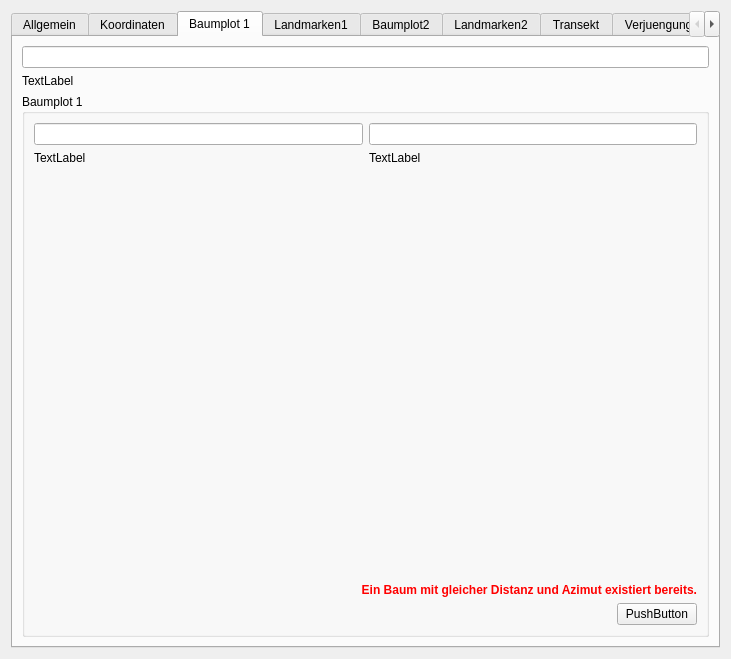
b-lack/qgis-fim-plugin, file fim/gui/form/vwm.ui: the form before one commit.
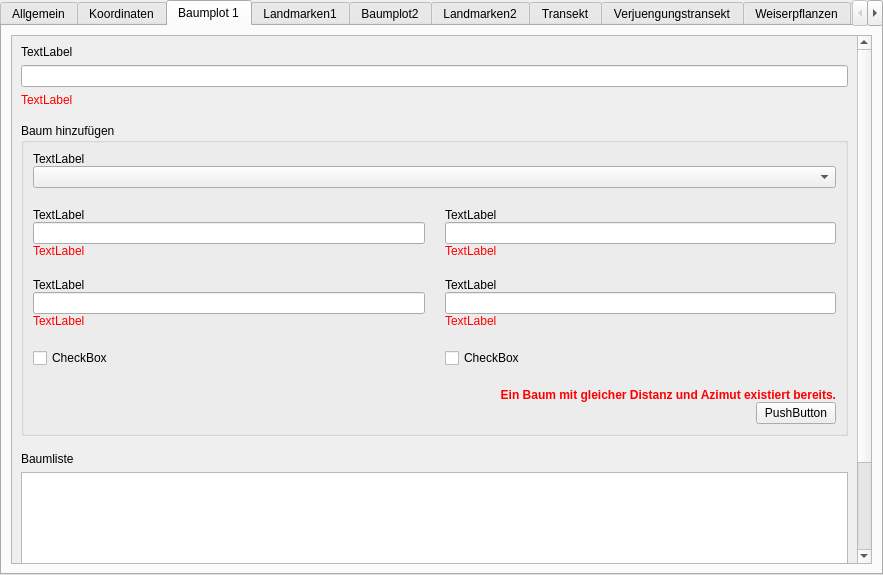
The form after the commit. The open tabs and pages were chosen to show the change. Custom widgets are drawn as their Qt base class.

```diff
--- a/fim/gui/form/vwm.ui
+++ b/fim/gui/form/vwm.ui
@@ -6,16 +6,37 @@
    <rect>
     <x>0</x>
     <y>0</y>
-    <width>731</width>
-    <height>659</height>
+    <width>883</width>
+    <height>575</height>
    </rect>
   </property>
   <property name="windowTitle">
    <string>Form</string>
   </property>
   <layout class="QGridLayout" name="gridLayout">
+   <property name="leftMargin">
+    <number>0</number>
+   </property>
+   <property name="topMargin">
+    <number>0</number>
+   </property>
+   <property name="rightMargin">
+    <number>0</number>
+   </property>
+   <property name="bottomMargin">
+    <number>0</number>
+   </property>
+   <property name="spacing">
+    <number>0</number>
+   </property>
    <item row="0" column="0">
-    <widget class="QTabWidget" name="Baumplot1">
+    <widget class="QTabWidget" name="vwmTabs">
+     <property name="sizePolicy">
+      <sizepolicy hsizetype="MinimumExpanding" vsizetype="Expanding">
+       <horstretch>0</horstretch>
+       <verstretch>0</verstretch>
+      </sizepolicy>
+     </property>
      <property name="currentIndex">
       <number>8</number>
      </property>
@@ -109,16 +130,13 @@
          <item row="4" column="1">
           <widget class="QLineEdit" name="istgeom_x"/>
          </item>
-         <item row="0" column="0">
-          <widget class="QLabel" name="label">
-           <property name="sizePolicy">
-            <sizepolicy hsizetype="Preferred" vsizetype="Fixed">
-             <horstretch>0</horstretch>
-             <verstretch>0</verstretch>
-            </sizepolicy>
+         <item row="7" column="1">
+          <widget class="QLabel" name="istgeom_satLabel">
+           <property name="text">
+            <string>TextLabel</string>
            </property>
            <property name="text">
-            <string>Stichprobenpunkt verschoben weil:</string>
+            <string>TextLabel</string>
            </property>
           </widget>
          </item>
@@ -229,48 +247,96 @@
        <string>Baumplot 1</string>
       </attribute>
       <layout class="QGridLayout" name="gridLayout_6">
+       <property name="horizontalSpacing">
+        <number>20</number>
+       </property>
+       <property name="verticalSpacing">
+        <number>0</number>
+       </property>
        <item row="0" column="0">
-        <widget class="QLineEdit" name="azimuttransektploteins"/>
-       </item>
-       <item row="2" column="0">
+        <widget class="QScrollArea" name="scrollArea">
+         <property name="widgetResizable">
+          <bool>true</bool>
+         </property>
+         <widget class="QWidget" name="scrollAreaWidgetContents">
+          <property name="geometry">
+           <rect>
+            <x>0</x>
+            <y>0</y>
+            <width>845</width>
+            <height>699</height>
+           </rect>
+          </property>
+          <property name="sizePolicy">
+           <sizepolicy hsizetype="Preferred" vsizetype="Fixed">
+            <horstretch>0</horstretch>
+            <verstretch>0</verstretch>
+           </sizepolicy>
+          </property>
+          <layout class="QGridLayout" name="gridLayout_15">
+           <item row="7" column="0">
+            <widget class="QTableWidget" name="baumplot1Table"/>
+           </item>
+           <item row="6" column="0">
+            <widget class="QLabel" name="label">
+             <property name="text">
+              <string>Baumliste</string>
+             </property>
+            </widget>
+           </item>
+           <item row="0" column="0">
+            <widget class="QLabel" name="azimuttransektploteinsLabel">
+             <property name="text">
+              <string>TextLabel</string>
+             </property>
+            </widget>
+           </item>
+           <item row="4" column="0">
         <widget class="QgsCollapsibleGroupBox" name="baumplot1">
          <property name="title">
-          <string>Baumplot 1</string>
+              <string>Baum hinzufügen</string>
          </property>
          <layout class="QGridLayout" name="gridLayout_7">
+              <property name="horizontalSpacing">
+               <number>20</number>
+              </property>
+              <property name="verticalSpacing">
+               <number>0</number>
+              </property>
+              <item row="0" column="0">
+               <widget class="QLabel" name="baumplot1_icode_baLabel">
+                <property name="text">
+                 <string>TextLabel</string>
+                </property>
+               </widget>
+              </item>
           <item row="2" column="0">
-           <spacer name="verticalSpacer_6">
+               <spacer name="verticalSpacer_20">
             <property name="orientation">
              <enum>Qt::Vertical</enum>
             </property>
+                <property name="sizeType">
+                 <enum>QSizePolicy::Fixed</enum>
+                </property>
             <property name="sizeHint" stdset="0">
              <size>
               <width>20</width>
-              <height>40</height>
+                  <height>20</height>
              </size>
             </property>
            </spacer>
           </item>
-          <item row="1" column="0">
-           <widget class="QLabel" name="azimutError">
-            <property name="sizePolicy">
-             <sizepolicy hsizetype="Preferred" vsizetype="Maximum">
-              <horstretch>0</horstretch>
-              <verstretch>0</verstretch>
-             </sizepolicy>
+              <item row="9" column="1">
+               <widget class="QLabel" name="baumplot1_messhoehebhdError">
+                <property name="styleSheet">
+                 <string notr="true">color:red</string>
             </property>
             <property name="text">
              <string>TextLabel</string>
             </property>
            </widget>
           </item>
-          <item row="0" column="0">
-           <widget class="QLineEdit" name="azimut"/>
-          </item>
-          <item row="0" column="1">
-           <widget class="QLineEdit" name="distanz"/>
-          </item>
-          <item row="4" column="0" colspan="2">
+              <item row="14" column="0" colspan="2">
            <layout class="QHBoxLayout" name="horizontalLayout">
             <property name="topMargin">
              <number>0</number>
@@ -297,14 +363,92 @@
             </item>
            </layout>
           </item>
-          <item row="1" column="1">
-           <widget class="QLabel" name="distanzError">
+              <item row="6" column="0">
+               <spacer name="verticalSpacer_19">
+                <property name="orientation">
+                 <enum>Qt::Vertical</enum>
+                </property>
+                <property name="sizeType">
+                 <enum>QSizePolicy::Fixed</enum>
+                </property>
+                <property name="sizeHint" stdset="0">
+                 <size>
+                  <width>20</width>
+                  <height>20</height>
+                 </size>
+                </property>
+               </spacer>
+              </item>
+              <item row="5" column="1">
+               <widget class="QLabel" name="baumplot1_distanzError">
+                <property name="styleSheet">
+                 <string notr="true">color:red</string>
+                </property>
             <property name="text">
              <string>TextLabel</string>
             </property>
            </widget>
           </item>
-          <item row="3" column="0" colspan="2">
+              <item row="8" column="0">
+               <widget class="QLineEdit" name="baumplot1_bhd"/>
+              </item>
+              <item row="9" column="0">
+               <widget class="QLabel" name="baumplot1_bhdError">
+                <property name="styleSheet">
+                 <string notr="true">color:red</string>
+                </property>
+                <property name="text">
+                 <string>TextLabel</string>
+                </property>
+               </widget>
+              </item>
+              <item row="3" column="0">
+               <widget class="QLabel" name="baumplot1_azimutLabel">
+                <property name="text">
+                 <string>TextLabel</string>
+                </property>
+               </widget>
+              </item>
+              <item row="8" column="1">
+               <widget class="QLineEdit" name="baumplot1_messhoehebhd"/>
+              </item>
+              <item row="7" column="1">
+               <widget class="QLabel" name="baumplot1_messhoehebhdLabel">
+                <property name="text">
+                 <string>TextLabel</string>
+                </property>
+               </widget>
+              </item>
+              <item row="12" column="0">
+               <spacer name="verticalSpacer_6">
+                <property name="orientation">
+                 <enum>Qt::Vertical</enum>
+                </property>
+                <property name="sizeType">
+                 <enum>QSizePolicy::Fixed</enum>
+                </property>
+                <property name="sizeHint" stdset="0">
+                 <size>
+                  <width>20</width>
+                  <height>20</height>
+                 </size>
+                </property>
+               </spacer>
+              </item>
+              <item row="7" column="0">
+               <widget class="QLabel" name="baumplot1_bhdLabel">
+                <property name="text">
+                 <string>TextLabel</string>
+                </property>
+               </widget>
+              </item>
+              <item row="4" column="0">
+               <widget class="QLineEdit" name="baumplot1_azimut"/>
+              </item>
+              <item row="4" column="1">
+               <widget class="QLineEdit" name="baumplot1_distanz"/>
+              </item>
+              <item row="13" column="0" colspan="2">
            <widget class="QLabel" name="baumplotAddError">
             <property name="font">
              <font>
@@ -323,10 +467,66 @@
             </property>
            </widget>
           </item>
+              <item row="5" column="0">
+               <widget class="QLabel" name="baumplot1_azimutError">
+                <property name="sizePolicy">
+                 <sizepolicy hsizetype="Preferred" vsizetype="Maximum">
+                  <horstretch>0</horstretch>
+                  <verstretch>0</verstretch>
+                 </sizepolicy>
+                </property>
+                <property name="styleSheet">
+                 <string notr="true">color:red</string>
+                </property>
+                <property name="text">
+                 <string>TextLabel</string>
+                </property>
+               </widget>
+              </item>
+              <item row="1" column="0" colspan="2">
+               <widget class="QComboBox" name="baumplot1_icode_ba"/>
+              </item>
+              <item row="10" column="0">
+               <spacer name="verticalSpacer_21">
+                <property name="orientation">
+                 <enum>Qt::Vertical</enum>
+                </property>
+                <property name="sizeType">
+                 <enum>QSizePolicy::Fixed</enum>
+                </property>
+                <property name="sizeHint" stdset="0">
+                 <size>
+                  <width>20</width>
+                  <height>20</height>
+                 </size>
+                </property>
+               </spacer>
+              </item>
+              <item row="3" column="1">
+               <widget class="QLabel" name="baumplot1_distanzLabel">
+                <property name="text">
+                 <string>TextLabel</string>
+                </property>
+               </widget>
+              </item>
+              <item row="11" column="0">
+               <widget class="QCheckBox" name="baumplot1_schaele">
+                <property name="text">
+                 <string>CheckBox</string>
+                </property>
+               </widget>
+              </item>
+              <item row="11" column="1">
+               <widget class="QCheckBox" name="baumplot1_fege">
+                <property name="text">
+                 <string>CheckBox</string>
+                </property>
+               </widget>
+              </item>
          </layout>
         </widget>
        </item>
-       <item row="1" column="0">
+           <item row="2" column="0">
         <widget class="QLabel" name="azimuttransektploteinsError">
          <property name="sizePolicy">
           <sizepolicy hsizetype="Preferred" vsizetype="Maximum">
@@ -334,9 +534,51 @@
            <verstretch>0</verstretch>
           </sizepolicy>
          </property>
+             <property name="styleSheet">
+              <string notr="true">color:red</string>
+             </property>
          <property name="text">
           <string>TextLabel</string>
          </property>
+            </widget>
+           </item>
+           <item row="5" column="0">
+            <spacer name="verticalSpacer_18">
+             <property name="orientation">
+              <enum>Qt::Vertical</enum>
+             </property>
+             <property name="sizeType">
+              <enum>QSizePolicy::Fixed</enum>
+             </property>
+             <property name="sizeHint" stdset="0">
+              <size>
+               <width>20</width>
+               <height>10</height>
+              </size>
+             </property>
+            </spacer>
+           </item>
+           <item row="3" column="0">
+            <spacer name="verticalSpacer_22">
+             <property name="orientation">
+              <enum>Qt::Vertical</enum>
+             </property>
+             <property name="sizeType">
+              <enum>QSizePolicy::Fixed</enum>
+             </property>
+             <property name="sizeHint" stdset="0">
+              <size>
+               <width>20</width>
+               <height>10</height>
+              </size>
+             </property>
+            </spacer>
+           </item>
+           <item row="1" column="0">
+            <widget class="QLineEdit" name="azimuttransektploteins"/>
+           </item>
+          </layout>
+         </widget>
         </widget>
        </item>
       </layout>
```
Left out of the diff: 1086 changed lines with no effect on the pictures. Lines whose indentation alone changed are shown as unchanged.
